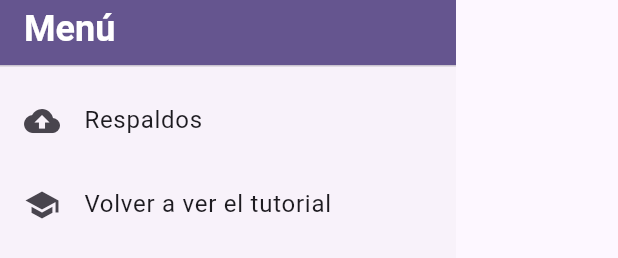
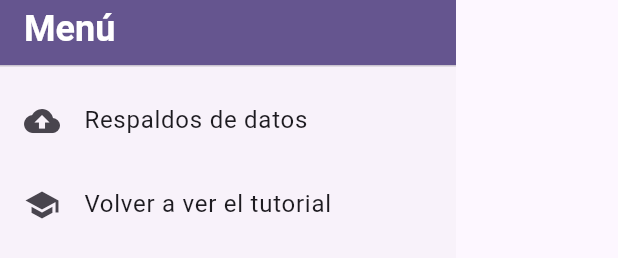
Before and after one commit to 4dominic888/NawiApp, a Flutter app: the MenuDrawer widget shown alone on an empty page, opened directly, on a phone screen of 412 x 824 dp. Shown: the part 175-433 px from the top of the screen. Run offline on Flutter 3.47's test engine with Material 3 defaults, Android fonts, the phone set to English and light mode, and no system bars; drawn by our look-alikes of overlay_support; our stand-ins replace avatar_glow, awesome_dialog, date_field, drift, equatable, file_picker and 16 more; missing offline and left inert: drop_down_search_field, encrypt, infinite_grouped_list, pdfrx, restart_app, sqlite3; accounts and stored records are empty; generated files the repository leaves out were written again; statements that could not run were skipped.

Commit message:
nombre mas intuitivo a "respaldo de datos"

```diff
--- a/lib/presentation/features/select_classroom/screens/menu_drawer.dart
+++ b/lib/presentation/features/select_classroom/screens/menu_drawer.dart
@@ -27,7 +27,7 @@ class MenuDrawer extends StatelessWidget {
             ),
             ListTile(
               leading: const Icon(Icons.backup),
-              title: const Text('Respaldos'),
+              title: const Text('Respaldos de datos'),
               onTap: () {
                 Navigator.pop(context);
                 Navigator.push(context, MaterialPageRoute(builder: (_) => const BackupScreen()));
```
